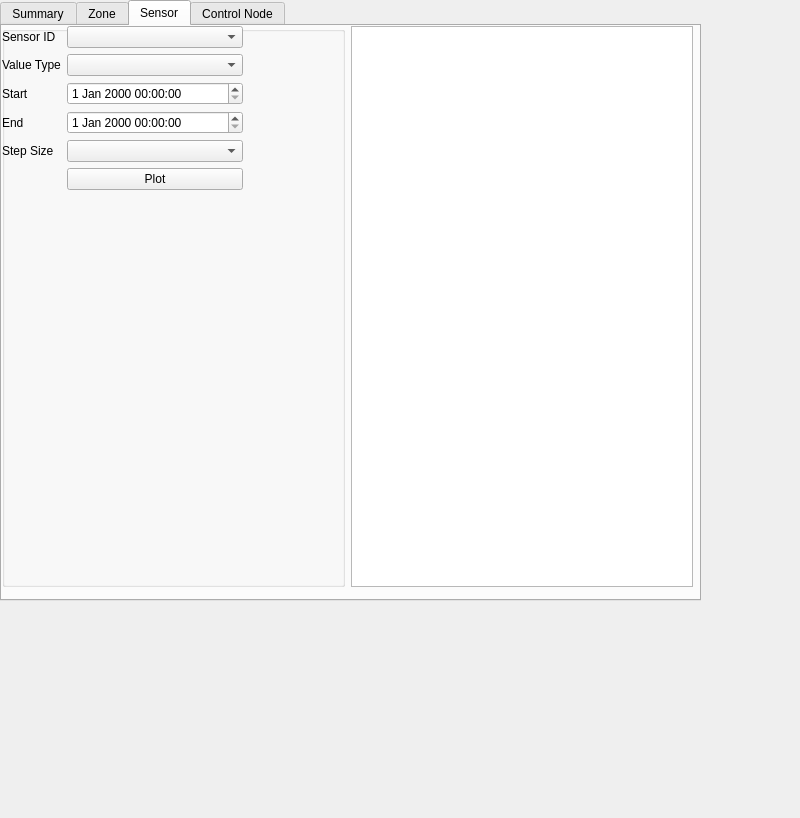
Before: the Qt Designer form Forms/main.ui in JosephEoff/Mud-Py-Analyser, drawn with Qt 5.
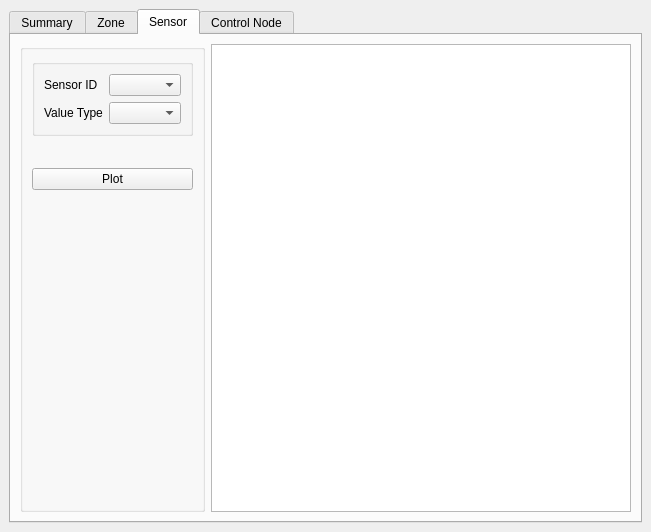
After: the same form once the commit is applied. Custom widgets are drawn as their Qt base class.

Commit message: Partial implementation of the Sensor plot.

```diff
--- a/Forms/main.ui
+++ b/Forms/main.ui
@@ -6,26 +6,25 @@
    <rect>
     <x>0</x>
     <y>0</y>
-    <width>800</width>
-    <height>818</height>
+    <width>651</width>
+    <height>532</height>
    </rect>
   </property>
   <property name="windowTitle">
-   <string>MainWindow</string>
+   <string>Mud-Py Analyser</string>
   </property>
   <widget class="QWidget" name="centralWidget">
-   <widget class="QWidget" name="gridLayoutWidget_2">
-    <property name="geometry">
-     <rect>
-      <x>0</x>
-      <y>0</y>
-      <width>701</width>
-      <height>601</height>
-     </rect>
-    </property>
-    <layout class="QGridLayout" name="gridLayout_2">
-     <item row="0" column="0">
+   <layout class="QVBoxLayout" name="verticalLayout_2">
+    <item>
+     <layout class="QHBoxLayout" name="horizontalLayout">
+      <item>
       <widget class="QTabWidget" name="tabWidget">
+        <property name="sizePolicy">
+         <sizepolicy hsizetype="Expanding" vsizetype="Expanding">
+          <horstretch>0</horstretch>
+          <verstretch>0</verstretch>
+         </sizepolicy>
+        </property>
        <property name="currentIndex">
         <number>2</number>
        </property>
@@ -40,49 +39,68 @@
         </attribute>
        </widget>
        <widget class="QWidget" name="sensor">
+         <property name="sizePolicy">
+          <sizepolicy hsizetype="MinimumExpanding" vsizetype="MinimumExpanding">
+           <horstretch>0</horstretch>
+           <verstretch>0</verstretch>
+          </sizepolicy>
+         </property>
         <attribute name="title">
          <string>Sensor</string>
         </attribute>
-        <widget class="QWidget" name="horizontalLayoutWidget">
-         <property name="geometry">
-          <rect>
-           <x>0</x>
-           <y>0</y>
-           <width>691</width>
-           <height>561</height>
-          </rect>
-         </property>
-         <layout class="QHBoxLayout" name="horizontalLayout">
+         <layout class="QHBoxLayout" name="horizontalLayout_2">
+          <item>
+           <layout class="QHBoxLayout" name="horizontalLayout_3">
+            <property name="sizeConstraint">
+             <enum>QLayout::SetDefaultConstraint</enum>
+            </property>
+            <item>
+             <widget class="QGroupBox" name="groupBoxSensor_2">
+              <property name="sizePolicy">
+               <sizepolicy hsizetype="Fixed" vsizetype="Minimum">
+                <horstretch>0</horstretch>
+                <verstretch>0</verstretch>
+               </sizepolicy>
+              </property>
+              <property name="title">
+               <string/>
+              </property>
+              <layout class="QVBoxLayout" name="verticalLayout_3">
+               <item>
+                <layout class="QVBoxLayout" name="verticalLayout">
           <item>
            <widget class="QGroupBox" name="groupBoxSensor">
             <property name="sizePolicy">
-             <sizepolicy hsizetype="MinimumExpanding" vsizetype="MinimumExpanding">
+                    <sizepolicy hsizetype="Minimum" vsizetype="Minimum">
               <horstretch>0</horstretch>
               <verstretch>0</verstretch>
              </sizepolicy>
             </property>
+                   <property name="minimumSize">
+                    <size>
+                     <width>0</width>
+                     <height>0</height>
+                    </size>
+                   </property>
             <property name="title">
              <string/>
             </property>
-            <widget class="QWidget" name="layoutWidget">
-             <property name="geometry">
-              <rect>
-               <x>0</x>
-               <y>0</y>
-               <width>241</width>
-               <height>241</height>
-              </rect>
+                   <property name="alignment">
+                    <set>Qt::AlignLeading|Qt::AlignLeft|Qt::AlignTop</set>
+                   </property>
+                   <property name="checkable">
+                    <bool>false</bool>
              </property>
              <layout class="QFormLayout" name="formLayout">
-              <item row="0" column="0">
-               <widget class="QLabel" name="labelSensorID">
-                <property name="text">
-                 <string>Sensor ID</string>
-                </property>
-               </widget>
-              </item>
               <item row="0" column="1">
-               <widget class="QComboBox" name="comboBoxSensorID"/>
+                     <widget class="QComboBox" name="comboBoxSensorID">
+                      <property name="sizePolicy">
+                       <sizepolicy hsizetype="MinimumExpanding" vsizetype="Fixed">
+                        <horstretch>0</horstretch>
+                        <verstretch>0</verstretch>
+                       </sizepolicy>
+                      </property>
+                     </widget>
               </item>
               <item row="1" column="0">
                <widget class="QLabel" name="labelValueType">
@@ -92,54 +110,79 @@
                </widget>
               </item>
               <item row="1" column="1">
-               <widget class="QComboBox" name="comboBoxSensorType"/>
-              </item>
-              <item row="2" column="0">
-               <widget class="QLabel" name="labelStart">
-                <property name="text">
-                 <string>Start</string>
+                     <widget class="QComboBox" name="comboBoxSensorType">
+                      <property name="sizePolicy">
+                       <sizepolicy hsizetype="MinimumExpanding" vsizetype="Fixed">
+                        <horstretch>0</horstretch>
+                        <verstretch>0</verstretch>
+                       </sizepolicy>
                 </property>
                </widget>
               </item>
-              <item row="2" column="1">
-               <widget class="QDateTimeEdit" name="dateTimeEdit"/>
-              </item>
-              <item row="3" column="0">
-               <widget class="QLabel" name="labelEnd">
+                    <item row="0" column="0">
+                     <widget class="QLabel" name="labelSensorID">
                 <property name="text">
-                 <string>End</string>
+                       <string>Sensor ID</string>
                 </property>
                </widget>
               </item>
-              <item row="3" column="1">
-               <widget class="QDateTimeEdit" name="dateTimeEdit_2"/>
-              </item>
-              <item row="4" column="0">
-               <widget class="QLabel" name="labelStepSize">
-                <property name="text">
-                 <string>Step Size</string>
-                </property>
-               </widget>
-              </item>
-              <item row="4" column="1">
-               <widget class="QComboBox" name="comboBoxStepSize"/>
-              </item>
-              <item row="5" column="1">
+                   </layout>
+                  </widget>
+                 </item>
+                 <item>
+                  <widget class="TimeRangePicker" name="timeRange" native="true">
+                   <property name="sizePolicy">
+                    <sizepolicy hsizetype="Minimum" vsizetype="Fixed">
+                     <horstretch>0</horstretch>
+                     <verstretch>0</verstretch>
+                    </sizepolicy>
+                   </property>
+                   <property name="minimumSize">
+                    <size>
+                     <width>0</width>
+                     <height>20</height>
+                    </size>
+                   </property>
+                  </widget>
+                 </item>
+                 <item>
                <widget class="QPushButton" name="pushButtonPlot">
                 <property name="text">
                  <string>Plot</string>
                 </property>
                </widget>
               </item>
-             </layout>
-            </widget>
-           </widget>
+                 <item>
+                  <spacer name="verticalSpacer">
+                   <property name="orientation">
+                    <enum>Qt::Vertical</enum>
+                   </property>
+                   <property name="sizeHint" stdset="0">
+                    <size>
+                     <width>20</width>
+                     <height>40</height>
+                    </size>
+                   </property>
+                  </spacer>
+                 </item>
+                </layout>
+               </item>
+              </layout>
+             </widget>
           </item>
           <item>
-           <widget class="PlotWidget" name="sensorPlot"/>
-          </item>
-         </layout>
-        </widget>
+             <widget class="PlotWidget" name="sensorPlot">
+              <property name="sizePolicy">
+               <sizepolicy hsizetype="Expanding" vsizetype="Expanding">
+                <horstretch>0</horstretch>
+                <verstretch>0</verstretch>
+               </sizepolicy>
+              </property>
+             </widget>
+            </item>
+           </layout>
+          </item>
+         </layout>
        </widget>
        <widget class="QWidget" name="control_node">
         <attribute name="title">
@@ -149,7 +192,8 @@
       </widget>
      </item>
     </layout>
-   </widget>
+    </item>
+   </layout>
   </widget>
  </widget>
  <customwidgets>
@@ -158,6 +202,12 @@
    <extends>QGraphicsView</extends>
    <header>pyqtgraph</header>
   </customwidget>
+  <customwidget>
+   <class>TimeRangePicker</class>
+   <extends>QWidget</extends>
+   <header>Forms.TimeRangePicker</header>
+   <container>1</container>
+  </customwidget>
  </customwidgets>
  <resources/>
  <connections/>
```
Lines whose indentation alone changed are shown as unchanged. The commit also changes 7 other files.
